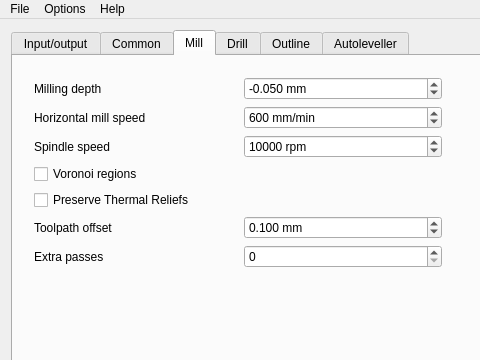
Above: mainwindow.ui from ownedcore/pcb2gcodeGUI before the change; both pictures show x 0 to 480 and y 0 to 360 of the 907 by 709 pixel window. Below: the same form after it.
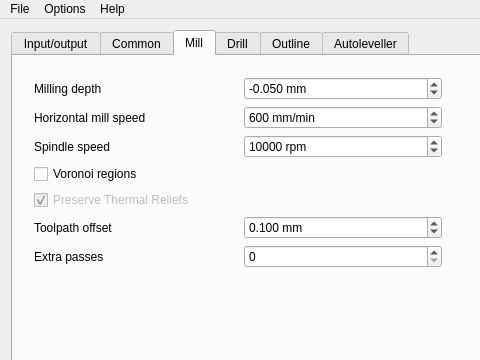
That is the form after the change. The open tabs and pages were chosen to show the change.

Commit message: Adds prestherm to millargs array. Adds sane default for prestherm. Links prestherm with voronoi checkbox.

Diff of the .ui file:
```diff
--- a/mainwindow.ui
+++ b/mainwindow.ui
@@ -1000,6 +1000,9 @@
            <item row="4" column="0">
             <widget class="QCheckBox" name="presthermalCheckBox">
              <property name="enabled">
+              <bool>false</bool>
+             </property>
+             <property name="checked">
               <bool>true</bool>
              </property>
              <property name="toolTip">
```
The commit also changes 1 other file.
